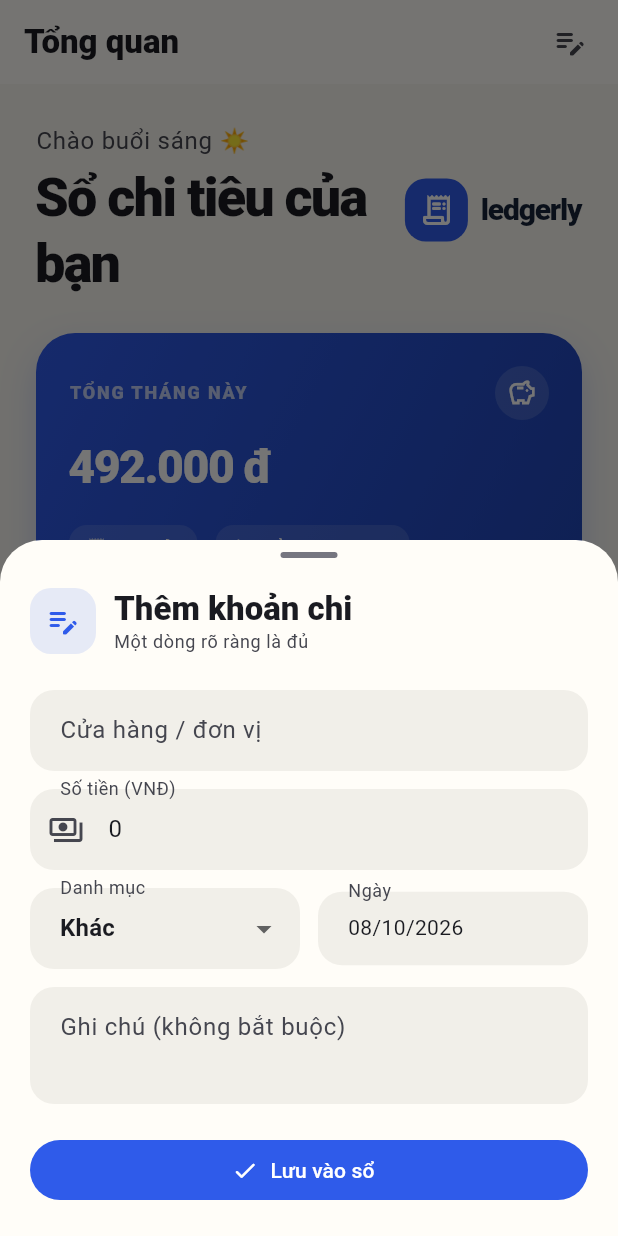
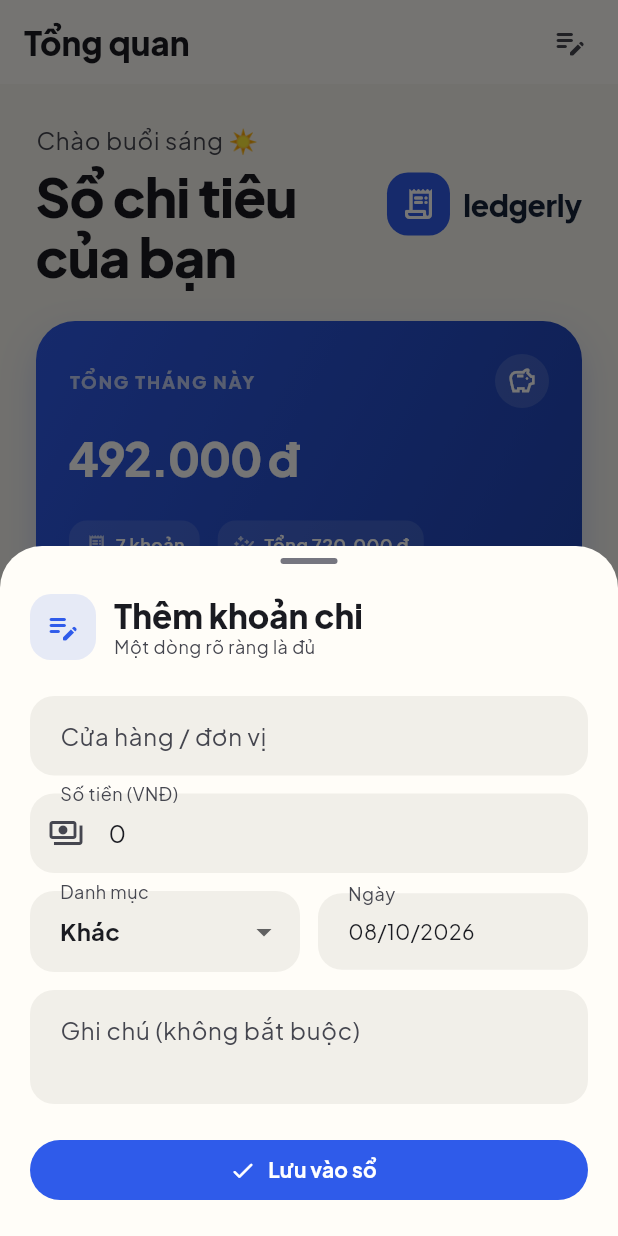
Before and after one commit to Minhwritecode/VKU-Expense-OCR, a Flutter app: the screen it shows after launch, after a tap on "Nhập tay", on a phone screen of 412 x 824 dp. Run offline on Flutter 3.47's test engine with Material 3 defaults, Android fonts, the phone set to English and light mode, and no system bars; our stand-ins replace flutter_riverpod, go_router, image_picker, lottie, sqflite; missing offline and left inert: google_mlkit_text_recognition; accounts and stored records are empty.

Commit message:
fix: improve chart empty state and typography

```diff
--- a/lib/core/theme.dart
+++ b/lib/core/theme.dart
@@ -27,6 +27,7 @@ ThemeData _theme(Brightness brightness) {
   return ThemeData(
     useMaterial3: true,
     brightness: brightness,
+    fontFamily: 'LedgerlySans',
     colorScheme: scheme.copyWith(
       primary: dark ? const Color(0xFF87A5FF) : AppColors.blue,
       onPrimary: Colors.white,
@@ -73,14 +74,22 @@ ThemeData _theme(Brightness brightness) {
       useIndicator: true,
     ),
     textTheme: const TextTheme(
-      displaySmall: TextStyle(fontWeight: FontWeight.w800, letterSpacing: -1.2),
+      displaySmall: TextStyle(
+        fontWeight: FontWeight.w800,
+        letterSpacing: -0.6,
+        height: 1.12,
+      ),
       headlineSmall: TextStyle(
         fontWeight: FontWeight.w800,
-        letterSpacing: -0.6,
+        letterSpacing: -0.2,
+        height: 1.2,
       ),
-      titleLarge: TextStyle(fontWeight: FontWeight.w800),
-      titleMedium: TextStyle(fontWeight: FontWeight.w700),
-      bodyMedium: TextStyle(height: 1.35),
+      titleLarge: TextStyle(fontWeight: FontWeight.w800, height: 1.25),
+      titleMedium: TextStyle(fontWeight: FontWeight.w700, height: 1.3),
+      bodyLarge: TextStyle(height: 1.45),
+      bodyMedium: TextStyle(height: 1.5),
+      bodySmall: TextStyle(height: 1.4),
+      labelLarge: TextStyle(fontWeight: FontWeight.w700, height: 1.25),
     ),
   );
 }
--- a/lib/widgets/charts.dart
+++ b/lib/widgets/charts.dart
@@ -85,8 +85,25 @@ class WeeklyBarChart extends StatelessWidget {
   const WeeklyBarChart({super.key, required this.receipts, this.height = 230});
   final List<Receipt> receipts;
   final double height;
+
+  bool get hasRecentExpenses {
+    final today = DateTime.now();
+    final start = DateTime(today.year, today.month, today.day);
+    return receipts.any((receipt) {
+      final receiptDay = DateTime(
+        receipt.date.year,
+        receipt.date.month,
+        receipt.date.day,
+      );
+      final diff = start.difference(receiptDay).inDays;
+      return diff >= 0 && diff < 7;
+    });
+  }
+
   @override
-  Widget build(BuildContext context) => SizedBox(
+  Widget build(BuildContext context) {
+    if (!hasRecentExpenses) return const _WeeklyChartEmpty();
+    return SizedBox(
       height: height,
       child: TweenAnimationBuilder<double>(
         tween: Tween(begin: 0, end: 1),
@@ -94,6 +111,43 @@ class WeeklyBarChart extends StatelessWidget {
         curve: Curves.easeOutCubic,
         builder: (_, progress, secondaryProgress) => CustomPaint(
           painter: WeeklyBarPainter(receipts: receipts, progress: progress),
+        ),
+      ),
+    );
+  }
+}
+
+class _WeeklyChartEmpty extends StatelessWidget {
+  const _WeeklyChartEmpty();
+
+  @override
+  Widget build(BuildContext context) => const SizedBox(
+    height: 230,
+    child: Center(
+      child: Padding(
+        padding: EdgeInsets.symmetric(horizontal: 24),
+        child: Column(
+          mainAxisSize: MainAxisSize.min,
+          children: [
+            Icon(Icons.auto_graph_rounded, size: 34, color: AppColors.blue),
+            SizedBox(height: 12),
+            Text(
+              'Chưa có nhịp chi tiêu',
+              textAlign: TextAlign.center,
+              style: TextStyle(fontWeight: FontWeight.w800, height: 1.3),
+            ),
+            SizedBox(height: 4),
+            Text(
+              'Thêm một khoản chi trong 7 ngày qua để biểu đồ xuất hiện.',
+              textAlign: TextAlign.center,
+              style: TextStyle(
+                color: Color(0xFF77808C),
+                fontSize: 13,
+                height: 1.45,
+              ),
+            ),
+          ],
+        ),
       ),
     ),
   );
--- a/lib/widgets/common.dart
+++ b/lib/widgets/common.dart
@@ -61,7 +61,8 @@ class _Logo extends StatelessWidget {
             fontSize: 20,
             fontWeight: FontWeight.w800,
             color: AppColors.ink,
-            letterSpacing: -.8,
+            letterSpacing: -.25,
+            height: 1.15,
           ),
         ),
       ],
--- a/lib/widgets/motion.dart
+++ b/lib/widgets/motion.dart
@@ -80,19 +80,28 @@ class _LedgerlySplashState extends State<_LedgerlySplash>
       mainAxisSize: MainAxisSize.min,
       children: [
         RepaintBoundary(child: const _LedgerlyLoaderVisual(size: 170)),
-        const SizedBox(height: 10),
+        const SizedBox(height: 16),
         Text(
           'ledgerly',
           style: splashTheme.textTheme.displaySmall?.copyWith(
             color: Colors.white,
             fontWeight: FontWeight.w900,
-            letterSpacing: -1.4,
+            fontSize: 34,
+            letterSpacing: -0.7,
+            height: 1.08,
           ),
         ),
-        const SizedBox(height: 6),
+        const SizedBox(height: 9),
         const Text(
           'Chi tiêu rõ ràng hơn mỗi ngày',
-          style: TextStyle(color: Colors.white70, fontWeight: FontWeight.w600),
+          textAlign: TextAlign.center,
+          style: TextStyle(
+            color: Colors.white70,
+            fontSize: 13,
+            fontWeight: FontWeight.w500,
+            letterSpacing: 0.1,
+            height: 1.45,
+          ),
         ),
       ],
     );
@@ -192,13 +201,16 @@ class LedgerlyLoading extends StatelessWidget {
     children: [
       RepaintBoundary(child: _LedgerlyLoaderVisual(size: size)),
       if (label != null) ...[
-        const SizedBox(height: 5),
+        const SizedBox(height: 10),
         Text(
           label!,
+          textAlign: TextAlign.center,
           style: TextStyle(
             color: Theme.of(context).colorScheme.onSurfaceVariant,
-            fontSize: 12,
-            fontWeight: FontWeight.w700,
+            fontSize: 13,
+            fontWeight: FontWeight.w600,
+            letterSpacing: 0.05,
+            height: 1.35,
           ),
         ),
       ],
@@ -229,16 +241,17 @@ class _LedgerlyLoaderVisualState extends State<_LedgerlyLoaderVisual>
 
   @override
   Widget build(BuildContext context) {
+    final reduceMotion = MediaQuery.of(context).disableAnimations;
     if (!kIsWeb) {
       return Lottie.asset(
         'assets/animations/ledgerly_loader.json',
         width: widget.size,
         height: widget.size,
         repeat: true,
+        animate: !reduceMotion,
         frameRate: FrameRate.composition,
       );
     }
-    final reduceMotion = MediaQuery.of(context).disableAnimations;
     return AnimatedBuilder(
       animation: _controller,
       builder: (_, child) => CustomPaint(
--- a/pubspec.yaml
+++ b/pubspec.yaml
@@ -68,6 +68,11 @@ flutter:
   assets:
     - assets/animations/ledgerly_loader.json
 
+  fonts:
+    - family: LedgerlySans
+      fonts:
+        - asset: assets/fonts/PlusJakartaSans.ttf
+
   # To add assets to your application, add an assets section, like this:
   # assets:
   #   - images/a_dot_burr.jpeg
```
Also changed, not shown: assets/fonts/PlusJakartaSans.ttf (added). Lines whose indentation alone changed are shown as unchanged.
